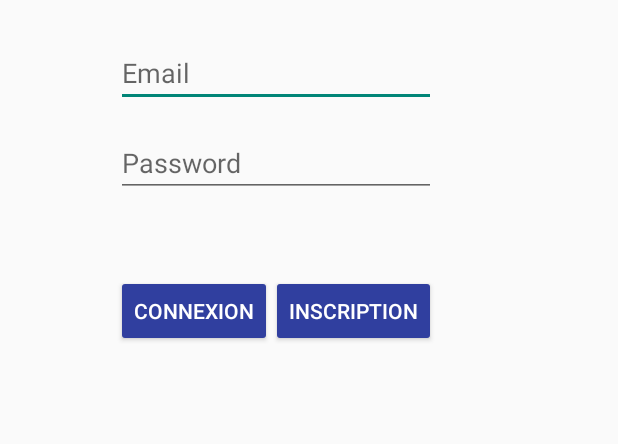
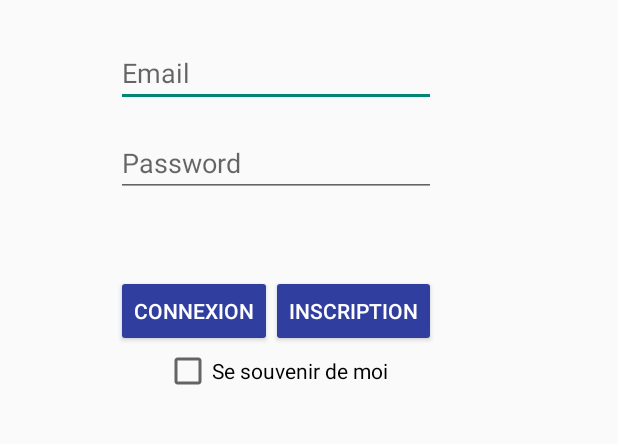
Before and after one commit to DialloMamadou/ToDoList, an Android app: the screen it shows after launch (MainActivity), on a phone screen of 412 x 824 dp, the part 208-652 px from its top. Run offline under Robolectric (Android 15) with nearby library versions, the phone set to English and light mode, and no system bars.

Commit message:
checkbox Se souvenir de moi

```diff
--- a/app/src/main/java/bastien/todolist/MainActivity.java
+++ b/app/src/main/java/bastien/todolist/MainActivity.java
@@ -3,12 +3,17 @@ package bastien.todolist;
 import android.content.Intent;
 import android.content.SharedPreferences;
 import android.os.Bundle;
+import android.preference.PreferenceManager;
 import android.support.v7.app.AppCompatActivity;
 import android.view.Menu;
 import android.view.MenuItem;
 import android.view.View;
+import android.widget.Button;
+import android.widget.CheckBox;
 import android.widget.EditText;
 import android.widget.Toast;
+
+import java.util.prefs.PreferenceChangeEvent;
 
 import bastien.todolist.Database.UserDAO;
 
@@ -18,7 +23,9 @@ public class MainActivity extends AppCompatActivity {
     UserDAO database;
 
     EditText email, password;
-
+    CheckBox mCheckBox;
+    Button buttonConnexion;
+    SharedPreferences.Editor editor;
     SharedPreferences sharedPreferences;
 
     @Override
@@ -32,9 +39,54 @@ public class MainActivity extends AppCompatActivity {
 
         email = findViewById(R.id.Email);
         password = findViewById(R.id.Password);
+        mCheckBox = findViewById(R.id.checkbox);
+        //buttonConnexion = findViewById(R.id.buttonConnexion);
+
+        //sharedPreferences = PreferenceManager.getDefaultSharedPreferences(this);
+        editor = sharedPreferences.edit();
+        checkSharedPreference();
+        /*buttonConnexion.setOnClickListener(new View.OnClickListener() {
+            @Override
+            public void onClick(View v) {
+                if (mCheckBox.isChecked()){
+                    String checkbox = sharedPreferences.getString(getString(R.string.checkbox),"True");
+
+                    String mail = email.getText().toString();
+                    editor.putString(getString(R.string.email), mail);
+
+                    String psw = email.getText().toString();
+                    editor.putString(getString(R.string.password), psw);
+                    editor.commit();
+                }else {
+                    String checkbox = sharedPreferences.getString(getString(R.string.checkbox),"False");
+
+
+                    editor.putString(getString(R.string.email), "");
+
+
+                    editor.putString(getString(R.string.password), "");
+                    editor.commit();
+                }
+            }
+        });
+*/
 
     }
 
+    public void checkSharedPreference(){
+        String checkbox = sharedPreferences.getString(getString(R.string.checkbox),"False");
+        String mail = sharedPreferences.getString(getString(R.string.email),"");
+        String pwd = sharedPreferences.getString(getString(R.string.password),"");
+
+        email.setText(mail);
+        password.setText(pwd);
+
+        if(checkbox.equals("True")) {
+            mCheckBox.setChecked(true);
+        }else{
+            mCheckBox.setChecked(false);
+        }
+    }
     // lorsque l'utilisateur clique sur le bouton connexion
     public void Connexion(View view) {
 
@@ -48,14 +100,39 @@ public class MainActivity extends AppCompatActivity {
             Toast.makeText(this, "Veuillez remplir tous les champs !", Toast.LENGTH_LONG).show();
         } else {
 
-            SharedPreferences.Editor editor = sharedPreferences.edit();
-
             boolean verifIdentifiants = database.verificationUtilisateur(Email, Password);
 
             if (verifIdentifiants) {
-                editor.putString("Email", Email);
-                editor.putString("Username", database.getUserName(Email));
-                editor.putLong("userId", database.getId(Email));
+                if (mCheckBox.isChecked()){
+
+                    editor.putString(getString(R.string.checkbox),"True");
+
+                    editor.putString("Username", database.getUserName(Email));
+
+                    editor.putLong("userId", database.getId(Email));
+
+                    Email = email.getText().toString();
+
+                    editor.putString(getString(R.string.email), Email);
+
+                    Password = email.getText().toString();
+
+                    editor.putString(getString(R.string.password), Password);
+
+                }else {
+                    editor.putString(getString(R.string.checkbox),"False");
+
+                    editor.putString("Username", database.getUserName(Email));
+
+                    editor.putLong("userId", database.getId(Email));
+
+                    editor.putString(getString(R.string.email), "");
+
+
+                    editor.putString(getString(R.string.password), "");
+
+                }
+
                 editor.commit();
 
                 Toast.makeText(this, "Connexion réussie !", Toast.LENGTH_LONG).show();
--- a/app/src/main/res/layout/activity_main.xml
+++ b/app/src/main/res/layout/activity_main.xml
@@ -60,4 +60,13 @@
         android:text="Inscription"
         android:textColor="@android:color/background_light"
         />
+    <CheckBox
+        android:layout_width="wrap_content"
+        android:layout_height="wrap_content"
+        android:layout_below="@+id/buttonConnexion"
+        android:text="Se souvenir de moi"
+        android:id="@+id/checkbox"
+        android:layout_centerHorizontal="true"
+
+        />
 </RelativeLayout>
--- a/app/src/main/res/values/strings.xml
+++ b/app/src/main/res/values/strings.xml
@@ -3,4 +3,8 @@
     <string name="action_settings">Paramètres</string>
     <string name="ouvrir">Ouvrir</string>
     <string name="fermer">Fermer</string>
+    <string name="email">bastien.todolist.checkbox</string>
+    <string name="password">bastien.todolist.checkbox</string>
+    <string name="checkbox">bastien.todolist.checkbox</string>
+
 </resources>
```
